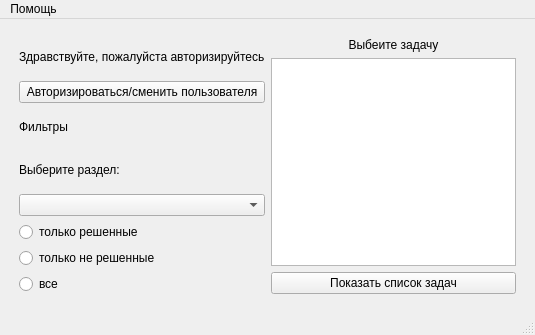
This is MainWin.ui in kocheshkovdmitriy/PyQT_project as Qt 5 draws it before an edit. The edited form follows.
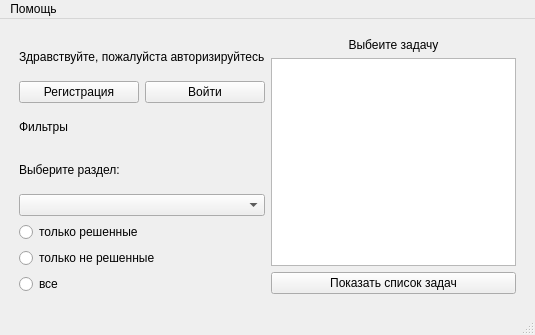
This is the edited form.

What changed in the file:
```diff
--- a/MainWin.ui
+++ b/MainWin.ui
@@ -46,11 +46,22 @@
        </widget>
       </item>
       <item>
+       <layout class="QHBoxLayout" name="horizontalLayout">
+        <item>
+         <widget class="QPushButton" name="reg_button">
+          <property name="text">
+           <string>Регистрация</string>
+          </property>
+         </widget>
+        </item>
+        <item>
        <widget class="QPushButton" name="auth_button">
         <property name="text">
-         <string>Авторизироваться/сменить пользователя</string>
-        </property>
-       </widget>
+           <string>Войти</string>
+          </property>
+         </widget>
+        </item>
+       </layout>
       </item>
       <item>
        <widget class="QLabel" name="filters">
```
Lines whose indentation alone changed are shown as unchanged.
